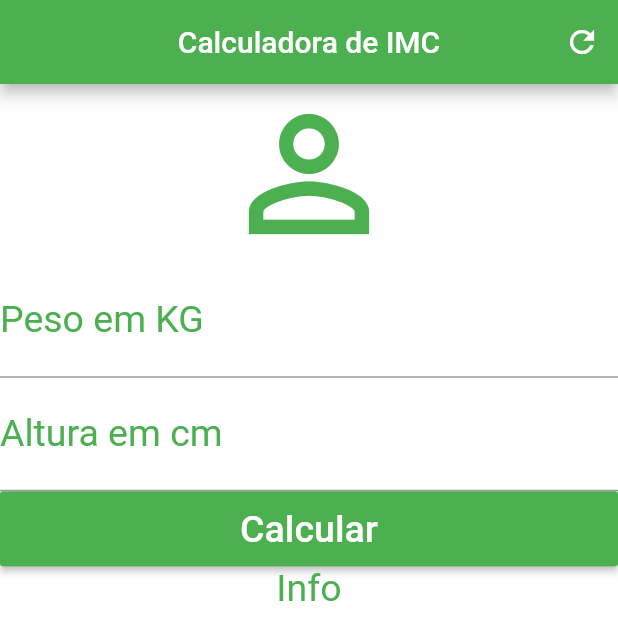
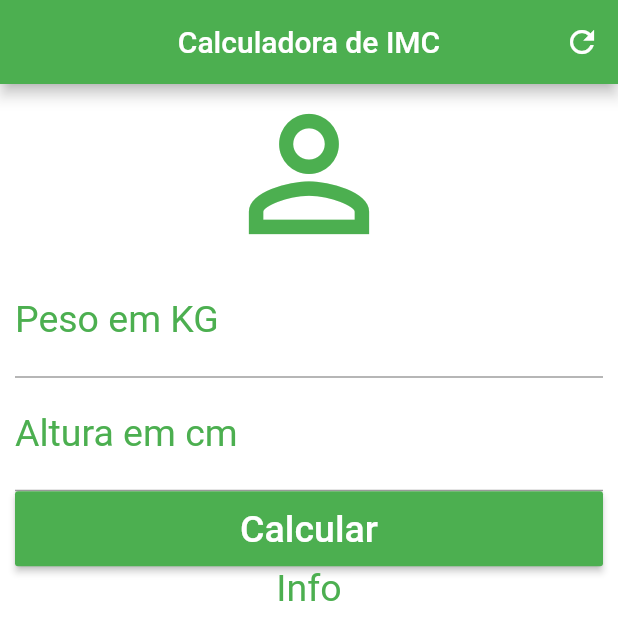
Before and after one commit to tresende/flutter_bmi_calculator, a Flutter app: the screen it shows after launch, on a phone screen of 412 x 824 dp. Shown: the top 640 px of the screen. Run offline on Flutter 3.47's test engine with Material 2 defaults, Android fonts, the phone set to English and light mode, and no system bars.

Commit message:
Alteação layout

```diff
--- a/lib/main.dart
+++ b/lib/main.dart
@@ -27,7 +27,9 @@ class _HomeState extends State<Home> {
           )
         ],
       ),
-      body: Column(
+      body: SingleChildScrollView(
+        padding: EdgeInsets.fromLTRB(10, 0, 10, 0),
+          child: Column(
         crossAxisAlignment: CrossAxisAlignment.stretch,
         children: <Widget>[
           Icon(
@@ -60,12 +62,13 @@ class _HomeState extends State<Home> {
                     "Calcular",
                     style: TextStyle(color: Colors.white, fontSize: 25),
                   )))),
-          Text("Info",
-          textAlign: TextAlign.center,
-          style: TextStyle(color: Colors.green, fontSize: 25),
+          Text(
+            "Info",
+            textAlign: TextAlign.center,
+            style: TextStyle(color: Colors.green, fontSize: 25),
           )
         ],
-      ),
+      )),
     );
   }
 }
```
